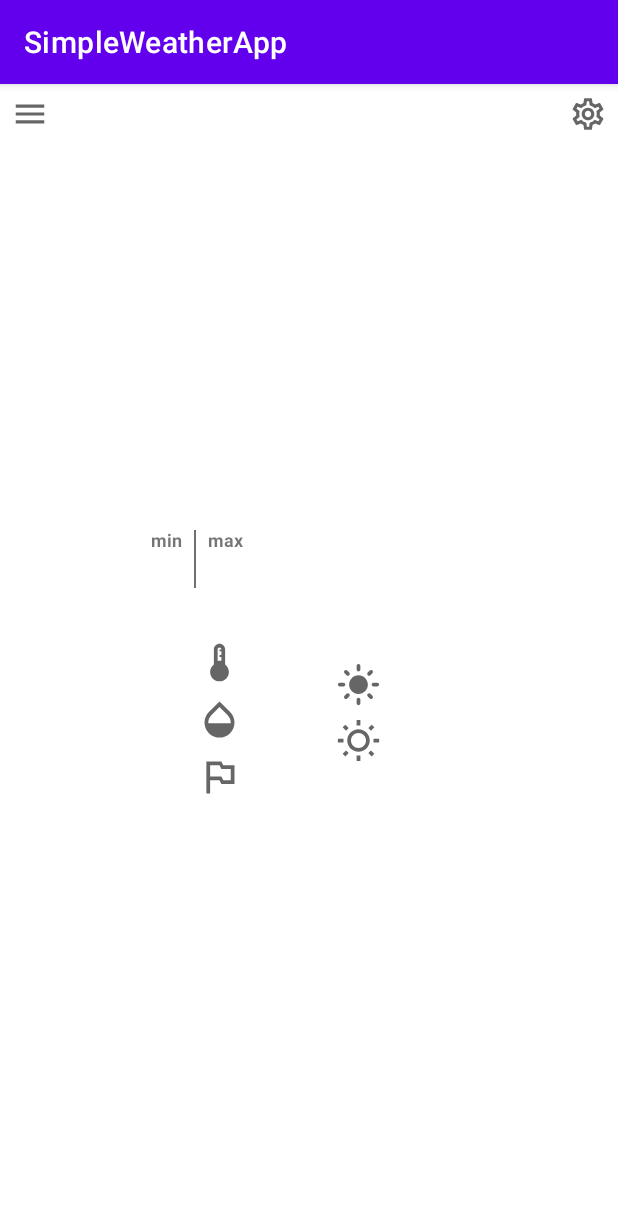
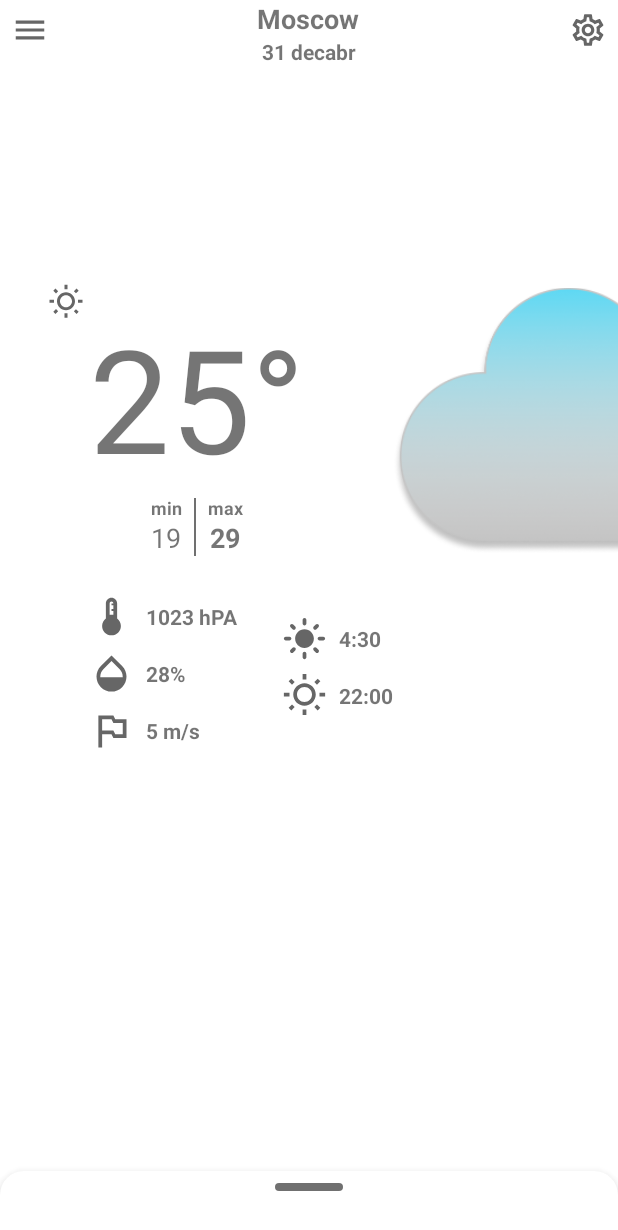
Before and after one commit to PrilepskiyAE/SimpleWeatherApp, an Android app: the screen it shows after launch (MainActivity), on a phone screen of 412 x 824 dp. Shown: the top 1230 px of the screen. Run offline under Robolectric (Android 15) with nearby library versions, the phone set to English and light mode, and no system bars; Roboto replaces fonts that are not available here.

Commit message:
create maket

```diff
--- a/app/build.gradle
+++ b/app/build.gradle
@@ -1,6 +1,8 @@
 plugins {
     id 'com.android.application'
     id 'kotlin-android'
+    id 'kotlin-kapt'
+    id 'kotlin-android-extensions'
 }
 
 android {
--- a/app/src/main/java/com/ambrella/simpleweatherapp/MainActivity.kt
+++ b/app/src/main/java/com/ambrella/simpleweatherapp/MainActivity.kt
@@ -2,10 +2,23 @@ package com.ambrella.simpleweatherapp
 
 import androidx.appcompat.app.AppCompatActivity
 import android.os.Bundle
+import kotlinx.android.synthetic.main.activity_main.*
 
 class MainActivity : AppCompatActivity() {
     override fun onCreate(savedInstanceState: Bundle?) {
         super.onCreate(savedInstanceState)
         setContentView(R.layout.activity_main)
+        main_city_name_tv.text="Moscow"
+        main_date_tv.text="31 decabr"
+        main_weather_condition_icon.setImageResource(R.drawable.ic_outline_wb_sunny_24)
+        main_temp.text="25\u00B0"
+        main_temp_min_tv.text="19"
+        main_temp_max_tv.text="29"
+        main_weather_image.setImageResource(R.mipmap.could3x)
+        main_pressure_mu_tv.text="1023 hPA"
+        main_humidity_mu_tv.text="28%"
+        main_wind_speed_mu_tv.text="5 m/s"
+        main_sumrise_mu_tv.text="4:30"
+        main_sumset_mu_tv.text="22:00"
     }
 }
--- /dev/null
+++ b/app/src/main/res/drawable/bg_main_bootom_sheeps_swaper.xml
@@ -0,0 +1,9 @@
+<?xml version="1.0" encoding="utf-8"?>
+<shape xmlns:android="http://schemas.android.com/apk/res/android"
+    android:shape="rectangle" >
+    <solid android:color="@color/divaderColor"/>
+    <corners android:radius="32dp"
+        />
+    <size android:width="45dp"
+        android:height="5dp"/>
+</shape>
--- /dev/null
+++ b/app/src/main/res/drawable/bg_main_bottom_sheets.xml
@@ -0,0 +1,7 @@
+<?xml version="1.0" encoding="utf-8"?>
+<shape xmlns:android="http://schemas.android.com/apk/res/android"
+   android:shape="rectangle" >
+<solid android:color="@android:color/white"/>
+    <corners android:topLeftRadius="16dp"
+        android:topRightRadius="16dp"/>
+</shape>
--- a/app/src/main/res/layout/activity_main.xml
+++ b/app/src/main/res/layout/activity_main.xml
@@ -68,6 +68,7 @@
             android:layout_height="180dp"
             app:layout_constraintBottom_toTopOf="@+id/guideline2"
             app:layout_constraintEnd_toEndOf="parent"
+            tools:ignore="ImageContrastCheck"
             tools:src="@mipmap/could3x" />
 
         <androidx.constraintlayout.widget.Guideline
@@ -77,48 +78,47 @@
             android:orientation="horizontal"
             app:layout_constraintGuide_percent="0.45" />
 
+        <ImageView
+            android:id="@+id/main_weather_condition_icon"
+            android:layout_width="wrap_content"
+            android:layout_height="wrap_content"
+            android:layout_marginStart="32dp"
+            app:layout_constraintBottom_toTopOf="@+id/main_temp"
+            app:layout_constraintStart_toStartOf="parent"
+            tools:src="@drawable/ic_outline_wb_sunny_24" />
+
+        <com.google.android.material.textview.MaterialTextView
+            android:id="@+id/main_weather_condition_description"
+            style="@style/MainTextViewStyle"
+            android:layout_width="0dp"
+            android:layout_height="wrap_content"
+            app:layout_constraintBottom_toBottomOf="@+id/main_weather_condition_icon"
+            app:layout_constraintEnd_toStartOf="@+id/main_weather_image"
+            app:layout_constraintStart_toEndOf="@+id/main_weather_condition_icon"
+            app:layout_constraintTop_toTopOf="@+id/main_weather_condition_icon"
+            tools:text="clear sky" />
+
+        <com.google.android.material.textview.MaterialTextView
+            android:id="@+id/main_temp"
+            android:layout_width="wrap_content"
+            android:layout_height="wrap_content"
+            android:layout_marginBottom="6dp"
+            android:includeFontPadding="false"
+            android:textSize="96sp"
+            app:autoSizeMinTextSize="88sp"
+            app:layout_constraintBottom_toTopOf="@+id/linearLayout"
+            app:layout_constraintEnd_toStartOf="@+id/main_weather_image"
+            app:layout_constraintStart_toStartOf="parent"
+            tools:text="25\u00B0" />
+
         <LinearLayout
             android:id="@+id/linearLayout"
             android:layout_width="wrap_content"
             android:layout_height="wrap_content"
             android:orientation="horizontal"
-            app:layout_constraintEnd_toStartOf="@+id/main_weather_image"
-            app:layout_constraintStart_toStartOf="parent"
-            app:layout_constraintTop_toTopOf="@+id/main_weather_image">
-
-            <ImageView
-                android:layout_width="wrap_content"
-                android:layout_height="wrap_content"
-                tools:src="@drawable/ic_outline_wb_sunny_24" />
-
-            <com.google.android.material.textview.MaterialTextView
-                style="@style/MainTextViewStyle"
-                android:layout_width="wrap_content"
-                android:layout_height="wrap_content"
-                android:layout_marginStart="8dp"
-                android:gravity="center"
-                tools:text="clear sky" />
-
-        </LinearLayout>
-
-        <com.google.android.material.textview.MaterialTextView
-            android:id="@+id/main_temp"
-            android:layout_width="wrap_content"
-            android:layout_height="wrap_content"
-            android:includeFontPadding="false"
-            android:textSize="96dp"
-            app:layout_constraintEnd_toEndOf="@+id/linearLayout"
-            app:layout_constraintStart_toStartOf="@+id/linearLayout"
-            app:layout_constraintTop_toBottomOf="@+id/linearLayout"
-            tools:text="25\u00B0" />
-
-        <LinearLayout
-            android:layout_width="wrap_content"
-            android:layout_height="wrap_content"
-            android:orientation="horizontal"
+            app:layout_constraintBottom_toTopOf="@+id/guideline2"
             app:layout_constraintEnd_toEndOf="@+id/main_temp"
-            app:layout_constraintStart_toStartOf="@+id/main_temp"
-            app:layout_constraintTop_toBottomOf="@+id/main_temp">
+            app:layout_constraintStart_toStartOf="@+id/main_temp">
 
             <LinearLayout
                 android:layout_width="wrap_content"
@@ -134,8 +134,10 @@
                     android:textSize="12sp" />
 
                 <com.google.android.material.textview.MaterialTextView
+                    android:id="@+id/main_temp_min_tv"
                     android:layout_width="wrap_content"
                     android:layout_height="wrap_content"
+                    android:layout_gravity="center"
                     android:textSize="18sp"
                     tools:text="19" />
 
@@ -165,10 +167,13 @@
 
                 <com.google.android.material.textview.MaterialTextView
                     style="@style/MainTextViewStyle"
+                    android:id="@+id/main_temp_max_tv"
                     android:layout_width="wrap_content"
                     android:layout_height="wrap_content"
+                    android:layout_gravity="center"
                     android:textSize="18sp"
-                    tools:text="19" />
+                    tools:text="28" />
+
 
 
             </LinearLayout>
@@ -197,6 +202,7 @@
 
                 <com.google.android.material.textview.MaterialTextView
                     style="@style/MainTextViewStyle"
+                    android:id="@+id/main_pressure_mu_tv"
                     android:layout_width="wrap_content"
                     android:layout_height="wrap_content"
                     android:layout_gravity="center"
@@ -223,6 +229,7 @@
 
                 <com.google.android.material.textview.MaterialTextView
                     style="@style/MainTextViewStyle"
+                    android:id="@+id/main_humidity_mu_tv"
                     android:layout_width="wrap_content"
                     android:layout_height="wrap_content"
                     android:layout_gravity="center"
@@ -244,6 +251,7 @@
 
                 <com.google.android.material.textview.MaterialTextView
                     style="@style/MainTextViewStyle"
+                    android:id="@+id/main_wind_speed_mu_tv"
                     android:layout_width="wrap_content"
                     android:layout_height="wrap_content"
                     android:layout_gravity="center"
@@ -275,6 +283,7 @@
 
                 <com.google.android.material.textview.MaterialTextView
                     style="@style/MainTextViewStyle"
+                    android:id="@+id/main_sumrise_mu_tv"
                     android:layout_width="wrap_content"
                     android:layout_height="wrap_content"
                     android:layout_gravity="center"
@@ -301,6 +310,7 @@
 
                 <com.google.android.material.textview.MaterialTextView
                     style="@style/MainTextViewStyle"
+                    android:id="@+id/main_sumset_mu_tv"
                     android:layout_width="wrap_content"
                     android:layout_height="wrap_content"
                     android:layout_gravity="center"
@@ -318,5 +328,60 @@
 
     </androidx.constraintlayout.widget.ConstraintLayout>
 
+    <androidx.coordinatorlayout.widget.CoordinatorLayout
+        style="?attr/bottomSheetStyle"
+        android:id="@+id/main_bottom_sheets"
+        android:layout_width="match_parent"
+        android:layout_height="wrap_content"
+        android:elevation="8dp"
+        android:background="@drawable/bg_main_bottom_sheets"
+        app:behavior_hideable="false"
+        app:behavior_peekHeight="160dp"
+        app:layout_behavior="com.google.android.material.bottomsheet.BottomSheetBehavior"
+        android:layout_gravity="end">
+        <LinearLayout
+            android:id="@+id/main_bottom_sheets_container"
+            android:layout_width="match_parent"
+            android:layout_height="wrap_content"
+            android:elevation="16dp"
+            android:orientation="vertical">
+                <LinearLayout
+                    android:layout_width="wrap_content"
+                    android:layout_height="wrap_content"
+                    android:background="@drawable/bg_main_bootom_sheeps_swaper"
+                    android:orientation="horizontal"
+                    android:layout_marginTop="8dp"
+                    android:layout_marginBottom="4dp"
+                    android:layout_gravity="center"/>
+            <androidx.recyclerview.widget.RecyclerView
+                android:id="@+id/main_hourly_list"
+                android:layout_width="match_parent"
+                android:layout_height="wrap_content"
+                android:overScrollMode="never"
+                android:layout_marginBottom="8dp"
+                tools:layout_height="80dp"
+                />
+            <LinearLayout
+                style="@style/DiviaderStyle"
+                android:layout_width="match_parent"
+                android:layout_height="2dp"
+                android:layout_marginBottom="8dp"
+                android:layout_marginEnd="16dp"
+                android:layout_marginStart="16dp"
+                android:orientation="horizontal"
+                />
+            <androidx.recyclerview.widget.RecyclerView
+                android:id="@+id/main_daily_list"
+                android:layout_width="match_parent"
+                android:layout_height="wrap_content"
+                android:overScrollMode="never"
+                android:layout_marginBottom="8dp"
+                tools:layout_height="16dp"/>
+        </LinearLayout>
+    </androidx.coordinatorlayout.widget.CoordinatorLayout>
+
+
+
+
 
 </androidx.coordinatorlayout.widget.CoordinatorLayout>
--- /dev/null
+++ b/app/src/main/res/layout/item_main_daily.xml
@@ -0,0 +1,6 @@
+<?xml version="1.0" encoding="utf-8"?>
+<androidx.constraintlayout.widget.ConstraintLayout xmlns:android="http://schemas.android.com/apk/res/android"
+    android:layout_width="match_parent"
+    android:layout_height="match_parent">
+
+</androidx.constraintlayout.widget.ConstraintLayout>
--- a/app/src/main/res/values/themes.xml
+++ b/app/src/main/res/values/themes.xml
@@ -1,6 +1,6 @@
 <resources xmlns:tools="http://schemas.android.com/tools">
     <!-- Base application theme. -->
-    <style name="Theme.SimpleWeatherApp" parent="Theme.MaterialComponents.DayNight.DarkActionBar">
+    <style name="Theme.SimpleWeatherApp" parent="Theme.MaterialComponents.DayNight.NoActionBar">
         <!-- Primary brand color. -->
         <item name="colorPrimary">@color/purple_500</item>
         <item name="colorPrimaryVariant">@color/purple_700</item>
@@ -10,8 +10,10 @@
         <item name="colorSecondaryVariant">@color/teal_700</item>
         <item name="colorOnSecondary">@color/black</item>
         <!-- Status bar color. -->
-        <item name="android:statusBarColor" tools:targetApi="l">?attr/colorPrimaryVariant</item>
+        <item name="android:windowLightStatusBar" tools:targetApi="m">true</item>
+        <item name="android:statusBarColor" tools:targetApi="l">#4D000000</item>
         <!-- Customize your theme here. -->
+
     </style>
 
 
```
Also changed, not shown: app/src/main/res/layout/item_main_hourly.xml (added, +56 -0 lines).
